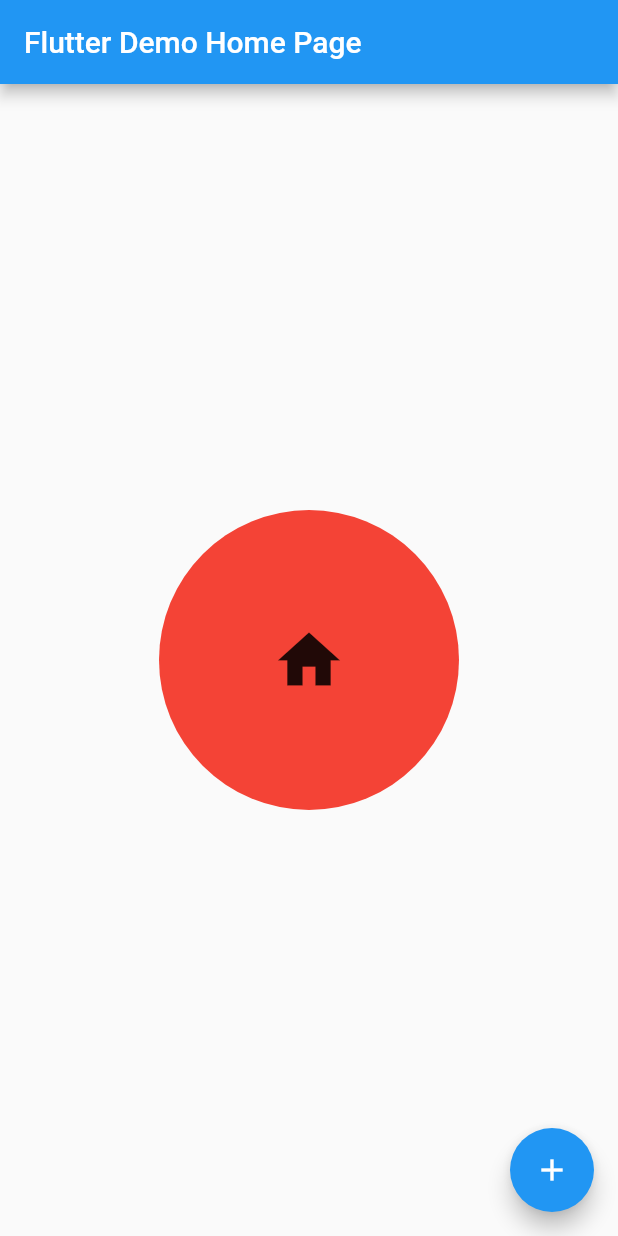
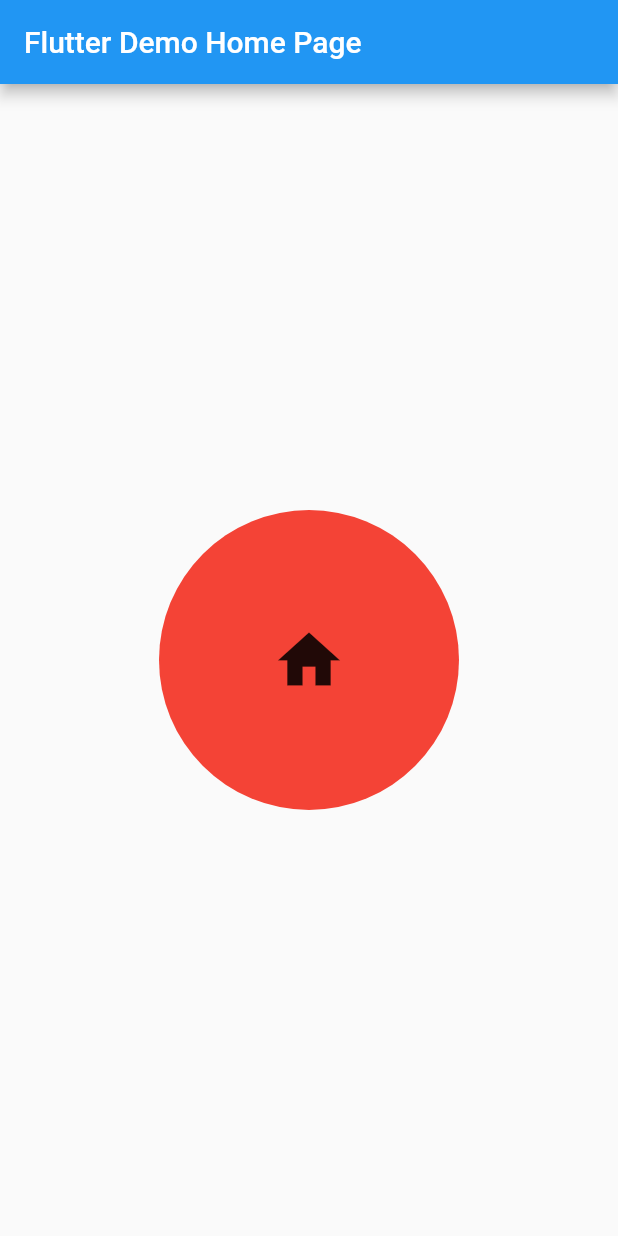
Before and after one commit to Rohit-joshi-i/infinite-card-rotation, a Flutter app: the screen it shows after launch, on a phone screen of 412 x 824 dp. Run offline on Flutter 3.47's test engine with Material 2 defaults, Android fonts, the phone set to English and light mode, and no system bars.

Commit message:
Added Examples

```diff
--- a/example/lib/main.dart
+++ b/example/lib/main.dart
@@ -49,19 +49,6 @@ class MyHomePage extends StatefulWidget {
 }
 
 class _MyHomePageState extends State<MyHomePage> {
-  int _counter = 0;
-
-  void _incrementCounter() {
-    setState(() {
-      // This call to setState tells the Flutter framework that something has
-      // changed in this State, which causes it to rerun the build method below
-      // so that the display can reflect the updated values. If we changed
-      // _counter without calling setState(), then the build method would not be
-      // called again, and so nothing would appear to happen.
-      _counter++;
-    });
-  }
-
   @override
   Widget build(BuildContext context) {
     // This method is rerun every time setState is called, for instance as done
@@ -80,34 +67,19 @@ class _MyHomePageState extends State<MyHomePage> {
         // Center is a layout widget. It takes a single child and positions it
         // in the middle of the parent.
         child: Column(
-          // Column is also a layout widget. It takes a list of children and
-          // arranges them vertically. By default, it sizes itself to fit its
-          // children horizontally, and tries to be as tall as its parent.
-          //
-          // Invoke "debug painting" (press "p" in the console, choose the
-          // "Toggle Debug Paint" action from the Flutter Inspector in Android
-          // Studio, or the "Toggle Debug Paint" command in Visual Studio Code)
-          // to see the wireframe for each widget.
-          //
-          // Column has various properties to control how it sizes itself and
-          // how it positions its children. Here we use mainAxisAlignment to
-          // center the children vertically; the main axis here is the vertical
-          // axis because Columns are vertical (the cross axis would be
-          // horizontal).
           mainAxisAlignment: MainAxisAlignment.center,
           children: <Widget>[
             FlipCard(
               onFlipDone: () {
-                print('Rotation Completed');
               },
               front: Container(
                 height: 200,
                 width: 200,
-                decoration: BoxDecoration(
+                decoration: const BoxDecoration(
                   shape: BoxShape.circle,
                   color: Colors.red,
                 ),
-                child: Icon(
+                child: const Icon(
                   Icons.home,
                   size: 50,
                 ),
@@ -115,13 +87,13 @@ class _MyHomePageState extends State<MyHomePage> {
               back: Container(
                 height: 200,
                 width: 200,
-                child: Icon(
+                decoration: const BoxDecoration(
+                  color: Colors.blue,
+                  shape: BoxShape.circle,
+                ),
+                child: const Icon(
                   Icons.call,
                   size: 50,
-                ),
-                decoration: BoxDecoration(
-                  color: Colors.blue,
-                  shape: BoxShape.circle,
                 ),
               ),
               flipCount: 10,
@@ -129,11 +101,6 @@ class _MyHomePageState extends State<MyHomePage> {
             )
           ],
         ),
-      ),
-      floatingActionButton: FloatingActionButton(
-        onPressed: _incrementCounter,
-        tooltip: 'Increment',
-        child: const Icon(Icons.add),
       ), // This trailing comma makes auto-formatting nicer for build methods.
     );
   }
```
